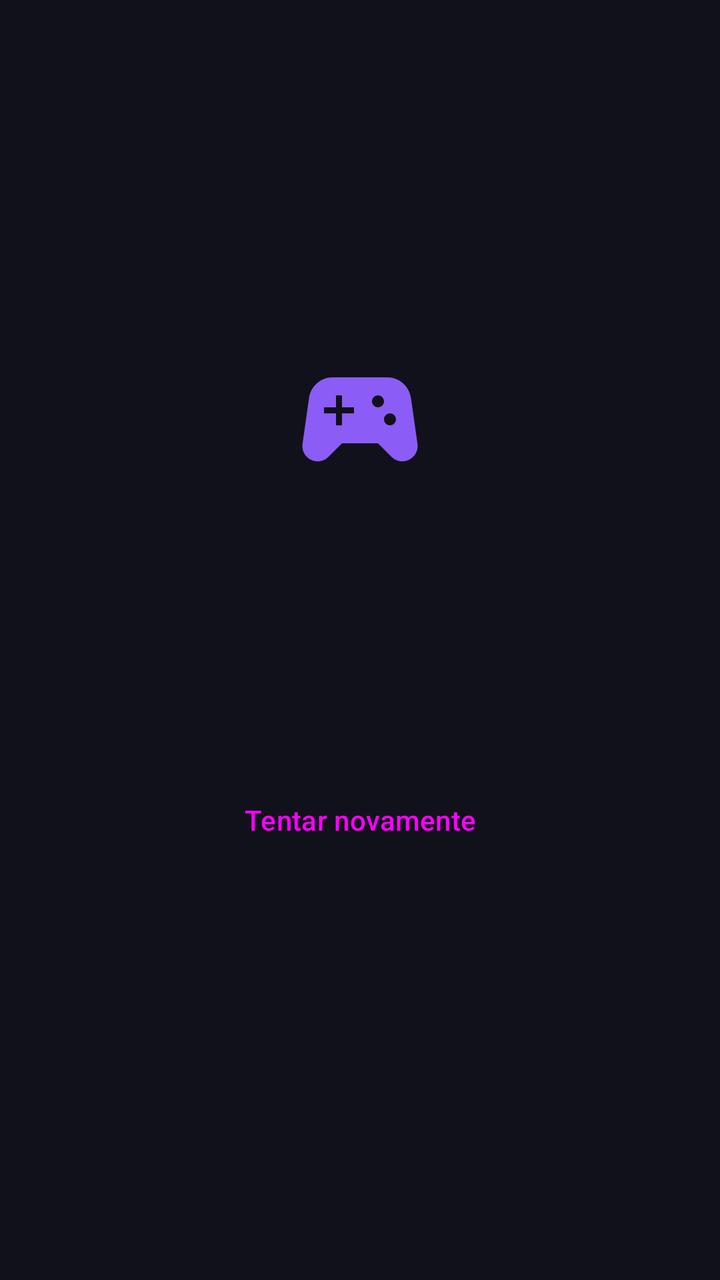
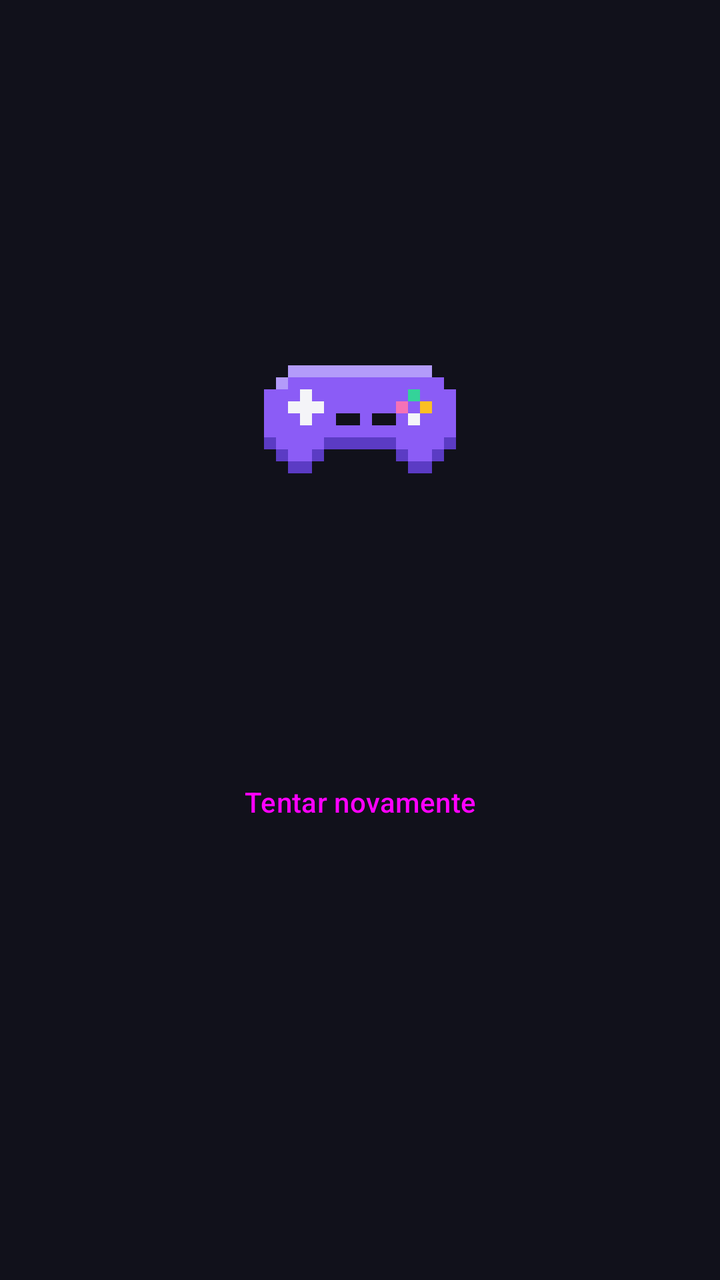

Screens rendered from an Android XML layout before and after an edit, with the pre-edit source and the edit as a unified diff.
<!-- AndroidManifest.xml: activity theme Theme.GameMatch.NoActionBar -->
<!-- res/layout/activity_loading.xml -->
<?xml version="1.0" encoding="utf-8"?>
<LinearLayout xmlns:android="http://schemas.android.com/apk/res/android"
    xmlns:app="http://schemas.android.com/apk/res-auto"
    android:layout_width="match_parent"
    android:layout_height="match_parent"
    android:gravity="center"
    android:orientation="vertical"
    android:padding="28dp">

    <ImageView
        android:layout_width="72dp"
        android:layout_height="72dp"
        android:importantForAccessibility="no"
        android:src="@drawable/ic_gamepad"
        app:tint="@color/primary" />

    
    <include
        android:id="@+id/state"
        layout="@layout/view_state" />

    <Button
        android:id="@+id/btnBack"
        style="@style/Widget.Material3.Button.TextButton"
        android:layout_width="wrap_content"
        android:layout_height="wrap_content"
        android:text="@string/action_back"
        android:visibility="gone" />

</LinearLayout>
<!-- res/layout/view_state.xml (included above) -->
<?xml version="1.0" encoding="utf-8"?>
<LinearLayout xmlns:android="http://schemas.android.com/apk/res/android"
    android:layout_width="match_parent"
    android:layout_height="wrap_content"
    android:layout_gravity="center"
    android:gravity="center_horizontal"
    android:orientation="vertical"
    android:padding="32dp">

    <ProgressBar
        android:id="@+id/progress"
        android:layout_width="56dp"
        android:layout_height="56dp" />

    <TextView
        android:id="@+id/tvMessage"
        style="@style/Text"
        android:layout_marginTop="16dp"
        android:gravity="center" />

    <Button
        android:id="@+id/btnRetry"
        style="@style/Widget.Material3.Button.TonalButton"
        android:layout_width="wrap_content"
        android:layout_height="wrap_content"
        android:layout_marginTop="16dp"
        android:text="@string/action_retry" />

</LinearLayout>
<!-- resources referenced by this layout -->
<resources>
  <color name="primary">#8B5CF6</color>
  <!-- drawable ic_gamepad (drawable) -->
  <vector xmlns:android="http://schemas.android.com/apk/res/android"
      android:width="24dp"
      android:height="24dp"
      android:viewportWidth="24"
      android:viewportHeight="24">
      <path
          android:fillColor="#FFFFFFFF"
          android:pathData="M21.58,16.09l-1.09,-7.66C20.21,6.46 18.52,5 16.53,5H7.47C5.48,5 3.79,6.46 3.51,8.43l-1.09,7.66C2.2,17.63 3.39,19 4.94,19c0.68,0 1.32,-0.27 1.8,-0.75L9,16h6l2.25,2.25c0.48,0.48 1.13,0.75 1.8,0.75C20.61,19 21.8,17.63 21.58,16.09zM11,11H9v2H8v-2H6v-1h2V8h1v2h2V11zM15,10c-0.55,0 -1,-0.45 -1,-1c0,-0.55 0.45,-1 1,-1s1,0.45 1,1C16,9.55 15.55,10 15,10zM17,13c-0.55,0 -1,-0.45 -1,-1c0,-0.55 0.45,-1 1,-1s1,0.45 1,1C18,12.55 17.55,13 17,13z" />
  </vector>
  <string name="action_back">Voltar</string>
  <string name="action_retry">Tentar novamente</string>
  <style name="Text">
          <item name="android:layout_width">wrap_content</item>
          <item name="android:layout_height">wrap_content</item>
          <item name="android:textColor">@color/text</item>
          <item name="android:textSize">15sp</item>
      </style>
  <style name="Theme.GameMatch.NoActionBar">
          <item name="windowActionBar">false</item>
          <item name="windowNoTitle">true</item>
          <item name="android:statusBarColor">@color/background</item>
      </style>
  <color name="text">#F4F4F8</color>
  <color name="background">#11111B</color>
</resources>

<!-- the commit's change to res/layout/activity_loading.xml (unified diff, before → after) -->
@@ -1,6 +1,5 @@
 <?xml version="1.0" encoding="utf-8"?>
 <LinearLayout xmlns:android="http://schemas.android.com/apk/res/android"
-    xmlns:app="http://schemas.android.com/apk/res-auto"
     android:layout_width="match_parent"
     android:layout_height="match_parent"
     android:gravity="center"
@@ -8,11 +7,10 @@
     android:padding="28dp">
 
     <ImageView
-        android:layout_width="72dp"
-        android:layout_height="72dp"
+        android:layout_width="96dp"
+        android:layout_height="54dp"
         android:importantForAccessibility="no"
-        android:src="@drawable/ic_gamepad"
-        app:tint="@color/primary" />
+        android:src="@drawable/ic_pixel_controller" />
 
     
     <include
<!-- resource entries referenced after the edit -->
@@ -1,16 +1,6 @@
 <!-- resources referenced by this layout -->
 <resources>
-  <color name="primary">#8B5CF6</color>
-  <!-- drawable ic_gamepad (drawable) -->
-  <vector xmlns:android="http://schemas.android.com/apk/res/android"
-      android:width="24dp"
-      android:height="24dp"
-      android:viewportWidth="24"
-      android:viewportHeight="24">
-      <path
-          android:fillColor="#FFFFFFFF"
-          android:pathData="M21.58,16.09l-1.09,-7.66C20.21,6.46 18.52,5 16.53,5H7.47C5.48,5 3.79,6.46 3.51,8.43l-1.09,7.66C2.2,17.63 3.39,19 4.94,19c0.68,0 1.32,-0.27 1.8,-0.75L9,16h6l2.25,2.25c0.48,0.48 1.13,0.75 1.8,0.75C20.61,19 21.8,17.63 21.58,16.09zM11,11H9v2H8v-2H6v-1h2V8h1v2h2V11zM15,10c-0.55,0 -1,-0.45 -1,-1c0,-0.55 0.45,-1 1,-1s1,0.45 1,1C16,9.55 15.55,10 15,10zM17,13c-0.55,0 -1,-0.45 -1,-1c0,-0.55 0.45,-1 1,-1s1,0.45 1,1C18,12.55 17.55,13 17,13z" />
-  </vector>
+  <!-- drawable ic_pixel_controller: vector/xml drawable (drawable, 2323 chars, omitted) -->
   <string name="action_back">Voltar</string>
   <string name="action_retry">Tentar novamente</string>
   <style name="Text">
